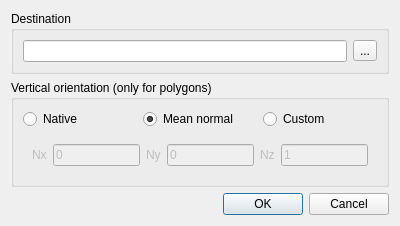
The window that plugins/core/qFacets/ui/facetsExportDlg.ui (CloudCompare/CloudCompare) describes before a commit, drawn with Qt 5.
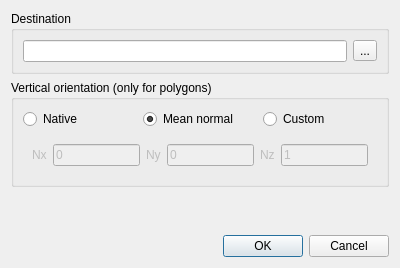
The same window after the commit.

Diff of the .ui file:
```diff
--- a/plugins/core/qFacets/ui/facetsExportDlg.ui
+++ b/plugins/core/qFacets/ui/facetsExportDlg.ui
@@ -7,7 +7,7 @@
     <x>0</x>
     <y>0</y>
     <width>400</width>
-    <height>208</height>
+    <height>268</height>
    </rect>
   </property>
   <property name="windowTitle">
```
Left out of the diff: 18 changed lines with no effect on the pictures.
